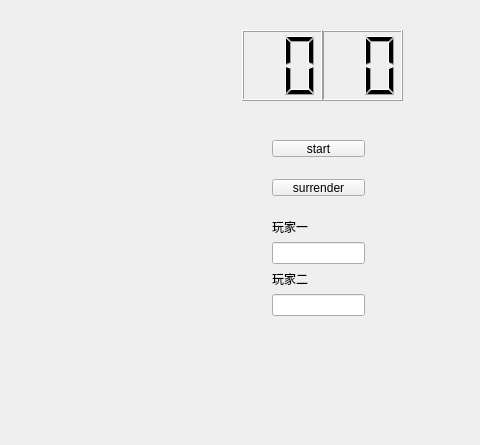
Old version of the form need a timer/widget.ui in the repository Liyh04/2205; both pictures show x 518 to 998 and y 0 to 445 of the 998 by 600 pixel window.
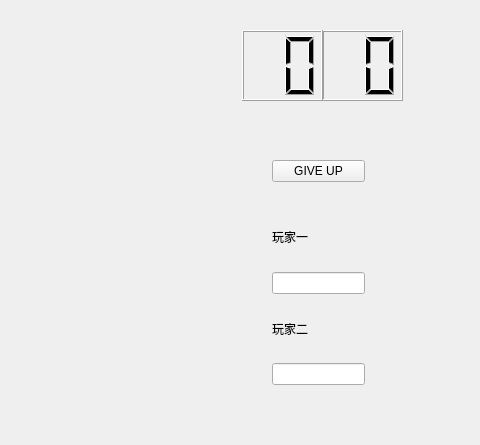
New version of the form.

Patch:
```diff
--- a/need a timer/widget.ui
+++ b/need a timer/widget.ui
@@ -45,7 +45,7 @@
     <number>0</number>
    </property>
   </widget>
-  <widget class="QWidget" name="">
+  <widget class="QWidget" name="layoutWidget">
    <property name="enabled">
     <bool>true</bool>
    </property>
@@ -54,22 +54,12 @@
      <x>790</x>
      <y>140</y>
      <width>93</width>
-     <height>176</height>
+     <height>245</height>
     </rect>
    </property>
    <layout class="QVBoxLayout" name="verticalLayout_2">
     <item>
      <layout class="QVBoxLayout" name="verticalLayout">
-      <item>
-       <widget class="QPushButton" name="Btnstart">
-        <property name="enabled">
-         <bool>true</bool>
-        </property>
-        <property name="text">
-         <string>start</string>
-        </property>
-       </widget>
-      </item>
       <item>
        <spacer name="horizontalSpacer_2">
         <property name="orientation">
@@ -89,7 +79,7 @@
          <bool>true</bool>
         </property>
         <property name="text">
-         <string>surrender</string>
+         <string>GIVE UP</string>
         </property>
        </widget>
       </item>
```
